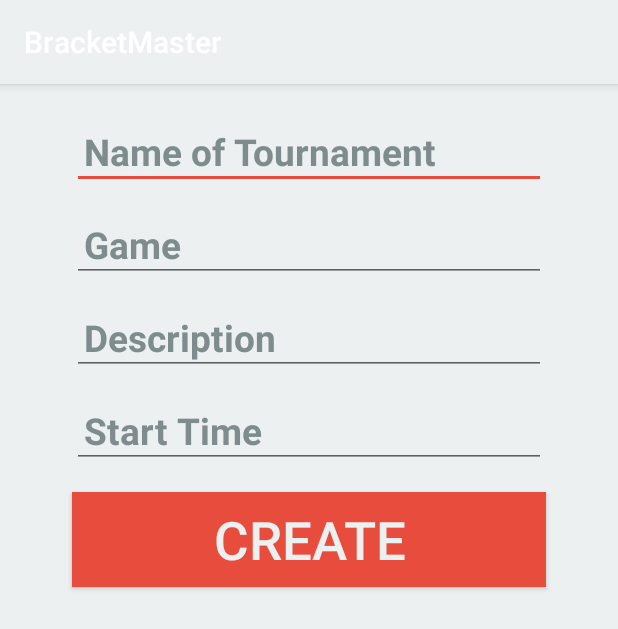
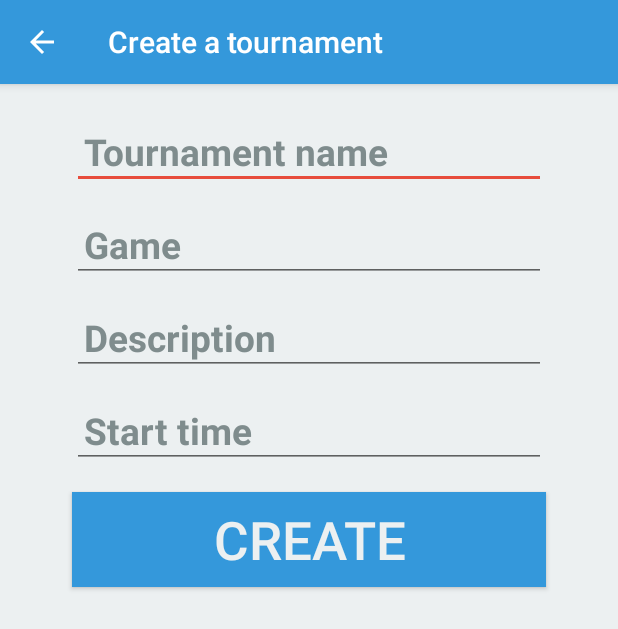
Before and after one commit to WilsonWillson/BracketMaster, an Android app: the CreationActivity screen opened directly, with no data from a screen before it, on a phone screen of 412 x 824 dp. Shown: the top 629 px of the screen. Run offline under Robolectric (Android 15) with nearby library versions, the phone set to English and light mode, and no system bars.

Commit message:
Material color changes

```diff
--- a/app/src/main/AndroidManifest.xml
+++ b/app/src/main/AndroidManifest.xml
@@ -27,7 +27,10 @@
             android:theme="@style/AppTheme.NoActionBar">
 
         </activity>
-        <activity android:name=".CreationActivity">
+        <activity
+            android:name=".CreationActivity"
+            android:label="Create a tournament"
+            android:parentActivityName=".MainActivity">
 
         </activity>
     </application>
--- a/app/src/main/res/layout/content_create.xml
+++ b/app/src/main/res/layout/content_create.xml
@@ -17,8 +17,8 @@
         android:id="@+id/tournament_name"
         android:layout_width="fill_parent"
         android:layout_height="wrap_content"
-        android:inputType="text"
-        android:hint="Name of Tournament"/>
+        android:inputType="textCapWords|textAutoCorrect"
+        android:hint="Tournament name"/>
 
     <EditText
         style="@style/BracketMaster.EditText"
@@ -26,7 +26,7 @@
         android:layout_width="fill_parent"
         android:layout_height="wrap_content"
         android:layout_below="@id/tournament_name"
-        android:inputType="text"
+        android:inputType="textCapWords|textAutoCorrect"
         android:hint="Game"/>
 
     <EditText
@@ -36,6 +36,7 @@
         android:id="@+id/description"
         android:hint="Description"
         android:layout_below="@+id/game_name"
+        android:inputType="textCapSentences|textAutoCorrect|textMultiLine"
         android:layout_centerHorizontal="true" />
 
     <EditText
@@ -44,11 +45,11 @@
         android:layout_width="fill_parent"
         android:layout_height="wrap_content"
         android:layout_below="@id/description"
-        android:inputType="time"
-        android:hint="Start Time"/>
+        android:inputType="datetime"
+        android:hint="Start time"/>
 
     <Button
-        style="@style/BracketMaster.Button.Accent"
+        style="@style/BracketMaster.Button.Primary"
         android:id="@+id/create_tournament"
         android:layout_width="fill_parent"
         android:layout_height="wrap_content"
--- a/app/src/main/res/layout/content_login.xml
+++ b/app/src/main/res/layout/content_login.xml
@@ -13,7 +13,7 @@
     tools:context=".LoginActivity">
 
     <Button
-        style="@style/BracketMaster.Button.Primary"
+        style="@style/BracketMaster.Button.Accent"
         android:id="@+id/register"
         android:layout_width="fill_parent"
         android:layout_height="wrap_content"
@@ -21,7 +21,7 @@
         android:text="Register"/>
 
     <Button
-        style="@style/BracketMaster.Button.Accent"
+        style="@style/BracketMaster.Button.Primary"
         android:id="@+id/login"
         android:layout_width="fill_parent"
         android:layout_height="wrap_content"
--- a/app/src/main/res/values-v21/styles.xml
+++ b/app/src/main/res/values-v21/styles.xml
@@ -3,6 +3,6 @@
         <item name="windowActionBar">false</item>
         <item name="windowNoTitle">true</item>
         <item name="android:windowDrawsSystemBarBackgrounds">true</item>
-        <item name="android:statusBarColor">@android:color/transparent</item>
+        <item name="android:statusBarColor">@color/colorPrimaryDark</item>
     </style>
 </resources>
--- a/app/src/main/res/values/styles.xml
+++ b/app/src/main/res/values/styles.xml
@@ -3,8 +3,8 @@
     <!-- Base application theme. -->
     <style name="AppTheme" parent="Theme.AppCompat.Light.DarkActionBar">
         <!-- Customize your theme here. -->
-        <item name="colorPrimary">@color/colorWhite</item>
-        <item name="colorPrimaryDark">@color/colorGrey</item>
+        <item name="colorPrimary">@color/colorPrimary</item>
+        <item name="colorPrimaryDark">@color/colorPrimaryDark</item>
         <item name="colorAccent">@color/colorAccent</item>
     </style>
     <style name="AppTheme.NoActionBar">
```
Also changed, not shown: app/src/main/java/gwaac/bracketmaster/CreationActivity.java (+23 -1 lines), app/src/main/java/gwaac/bracketmaster/TournamentData.java (+30 -0 lines).
